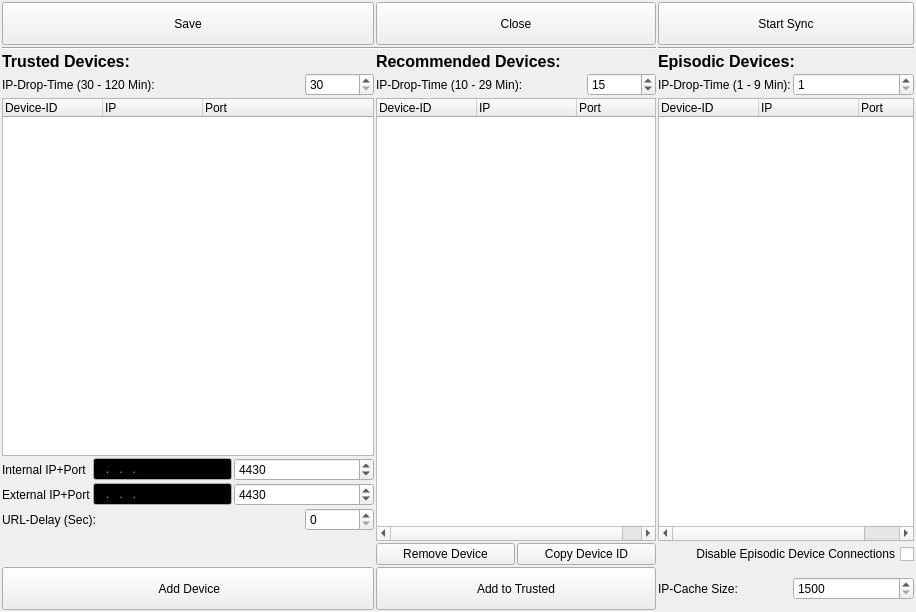
berndhs/arado, file ui/connection-display.ui: the form before one commit.
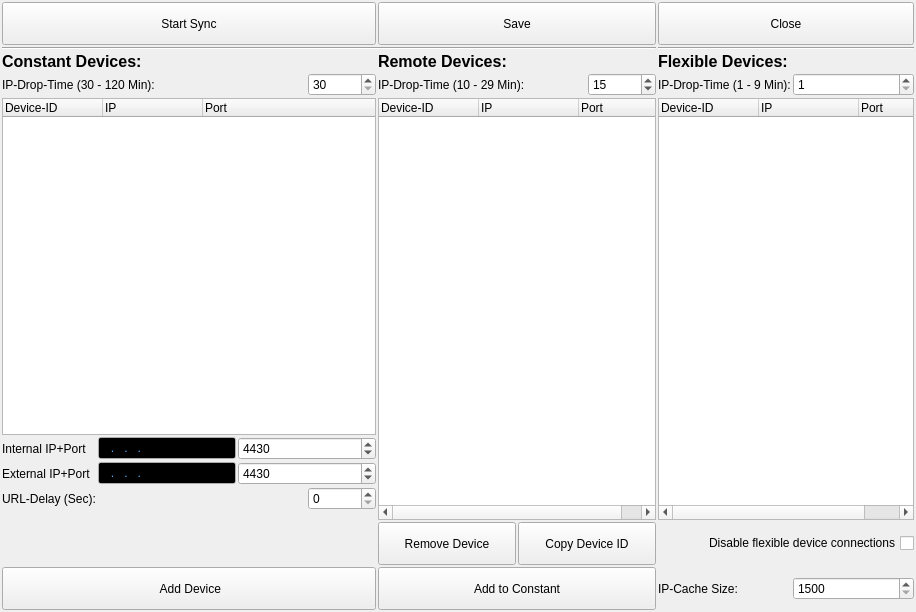
The form after the commit. Icons and pictures are not drawn.

```diff
--- a/ui/connection-display.ui
+++ b/ui/connection-display.ui
@@ -24,7 +24,7 @@
       </font>
      </property>
      <property name="text">
-      <string>Trusted Devices:</string>
+      <string>Constant Devices:</string>
      </property>
     </widget>
    </item>
@@ -38,7 +38,7 @@
       </font>
      </property>
      <property name="text">
-      <string>Recommended Devices:</string>
+      <string>Remote Devices:</string>
      </property>
     </widget>
    </item>
@@ -52,7 +52,7 @@
       </font>
      </property>
      <property name="text">
-      <string>Episodic Devices:</string>
+      <string>Flexible Devices:</string>
      </property>
     </widget>
    </item>
@@ -196,6 +196,12 @@
    </item>
    <item row="16" column="5" colspan="2">
     <widget class="QPushButton" name="pushButton_remove">
+     <property name="minimumSize">
+      <size>
+       <width>0</width>
+       <height>43</height>
+      </size>
+     </property>
      <property name="toolTip">
       <string>Removes a trusted IP from the list.</string>
      </property>
@@ -206,6 +212,12 @@
    </item>
    <item row="16" column="7" colspan="2">
     <widget class="QPushButton" name="pushButton_copyid">
+     <property name="minimumSize">
+      <size>
+       <width>0</width>
+       <height>43</height>
+      </size>
+     </property>
      <property name="toolTip">
       <string>Copy your Device-ID to the clipboard</string>
      </property>
@@ -226,7 +238,7 @@
       <string>Adds an IP from recommended or episodic list to trusted list.</string>
      </property>
      <property name="text">
-      <string>Add to Trusted</string>
+      <string>Add to Constant</string>
      </property>
      <property name="icon">
       <iconset resource="../arado.qrc">
@@ -272,91 +284,7 @@
       <enum>Qt::RightToLeft</enum>
      </property>
      <property name="text">
-      <string>Disable Episodic Device Connections</string>
-     </property>
-    </widget>
-   </item>
-   <item row="1" column="0" colspan="5">
-    <widget class="QPushButton" name="pushButton_savesettings_2">
-     <property name="enabled">
-      <bool>true</bool>
-     </property>
-     <property name="minimumSize">
-      <size>
-       <width>0</width>
-       <height>43</height>
-      </size>
-     </property>
-     <property name="toolTip">
-      <string>Save current Settings.</string>
-     </property>
-     <property name="text">
-      <string>Save</string>
-     </property>
-     <property name="icon">
-      <iconset resource="../arado.qrc">
-       <normaloff>:/images/filesaveas.png</normaloff>:/images/filesaveas.png</iconset>
-     </property>
-     <property name="iconSize">
-      <size>
-       <width>32</width>
-       <height>32</height>
-      </size>
-     </property>
-    </widget>
-   </item>
-   <item row="1" column="5" colspan="4">
-    <widget class="QPushButton" name="pushButton_closesettings">
-     <property name="enabled">
-      <bool>true</bool>
-     </property>
-     <property name="minimumSize">
-      <size>
-       <width>0</width>
-       <height>43</height>
-      </size>
-     </property>
-     <property name="toolTip">
-      <string>Close current Settings.</string>
-     </property>
-     <property name="text">
-      <string>Close</string>
-     </property>
-     <property name="icon">
-      <iconset resource="../arado.qrc">
-       <normaloff>:/images/back.png</normaloff>:/images/back.png</iconset>
-     </property>
-     <property name="iconSize">
-      <size>
-       <width>32</width>
-       <height>32</height>
-      </size>
-     </property>
-    </widget>
-   </item>
-   <item row="1" column="11" colspan="2">
-    <widget class="QPushButton" name="pushButton_iptransfer">
-     <property name="minimumSize">
-      <size>
-       <width>0</width>
-       <height>43</height>
-      </size>
-     </property>
-     <property name="toolTip">
-      <string>Asks connected devices for their trusted, recommended and episodic Device-IP-Lists. Trusted Devices are transfered to Recommended List. All other into Episodic List.</string>
-     </property>
-     <property name="text">
-      <string>Start Sync</string>
-     </property>
-     <property name="icon">
-      <iconset resource="../arado.qrc">
-       <normaloff>:/images/noatunloopsong.png</normaloff>:/images/noatunloopsong.png</iconset>
-     </property>
-     <property name="iconSize">
-      <size>
-       <width>32</width>
-       <height>32</height>
-      </size>
+      <string>Disable flexible device connections</string>
      </property>
     </widget>
    </item>
@@ -610,13 +538,6 @@
      </property>
     </widget>
    </item>
-   <item row="8" column="0" colspan="4">
-    <widget class="QLabel" name="labelurldelay">
-     <property name="text">
-      <string>URL-Delay (Sec):</string>
-     </property>
-    </widget>
-   </item>
    <item row="8" column="4">
     <widget class="QSpinBox" name="urldelay">
      <property name="toolTip">
@@ -624,6 +545,97 @@
      </property>
     </widget>
    </item>
+   <item row="0" column="0" colspan="5">
+    <widget class="QPushButton" name="pushButton_iptransfer">
+     <property name="minimumSize">
+      <size>
+       <width>0</width>
+       <height>43</height>
+      </size>
+     </property>
+     <property name="toolTip">
+      <string>Asks connected devices for their trusted, recommended and episodic Device-IP-Lists. Trusted Devices are transfered to Recommended List. All other into Episodic List.</string>
+     </property>
+     <property name="text">
+      <string>Start Sync</string>
+     </property>
+     <property name="icon">
+      <iconset resource="../arado.qrc">
+       <normaloff>:/images/noatunloopsong.png</normaloff>:/images/noatunloopsong.png</iconset>
+     </property>
+     <property name="iconSize">
+      <size>
+       <width>32</width>
+       <height>32</height>
+      </size>
+     </property>
+    </widget>
+   </item>
+   <item row="0" column="5" colspan="4">
+    <widget class="QPushButton" name="pushButton_savesettings_2">
+     <property name="enabled">
+      <bool>true</bool>
+     </property>
+     <property name="minimumSize">
+      <size>
+       <width>0</width>
+       <height>43</height>
+      </size>
+     </property>
+     <property name="toolTip">
+      <string>Save current Settings.</string>
+     </property>
+     <property name="text">
+      <string>Save</string>
+     </property>
+     <property name="icon">
+      <iconset resource="../arado.qrc">
+       <normaloff>:/images/filesaveas.png</normaloff>:/images/filesaveas.png</iconset>
+     </property>
+     <property name="iconSize">
+      <size>
+       <width>32</width>
+       <height>32</height>
+      </size>
+     </property>
+    </widget>
+   </item>
+   <item row="0" column="11" colspan="2">
+    <widget class="QPushButton" name="pushButton_closesettings">
+     <property name="enabled">
+      <bool>true</bool>
+     </property>
+     <property name="minimumSize">
+      <size>
+       <width>0</width>
+       <height>43</height>
+      </size>
+     </property>
+     <property name="toolTip">
+      <string>Close current Settings.</string>
+     </property>
+     <property name="text">
+      <string>Close</string>
+     </property>
+     <property name="icon">
+      <iconset resource="../arado.qrc">
+       <normaloff>:/images/back.png</normaloff>:/images/back.png</iconset>
+     </property>
+     <property name="iconSize">
+      <size>
+       <width>32</width>
+       <height>32</height>
+      </size>
+     </property>
+    </widget>
+   </item>
+   <item row="8" column="0">
+    <widget class="QLabel" name="labelurldelay">
+     <property name="text">
+      <string>URL-Delay (Sec):</string>
+     </property>
+    </widget>
+   </item>
   </layout>
   <action name="actionAddServer">
    <property name="icon">
```
Left out of the diff: 2 changed lines with no effect on the pictures.
